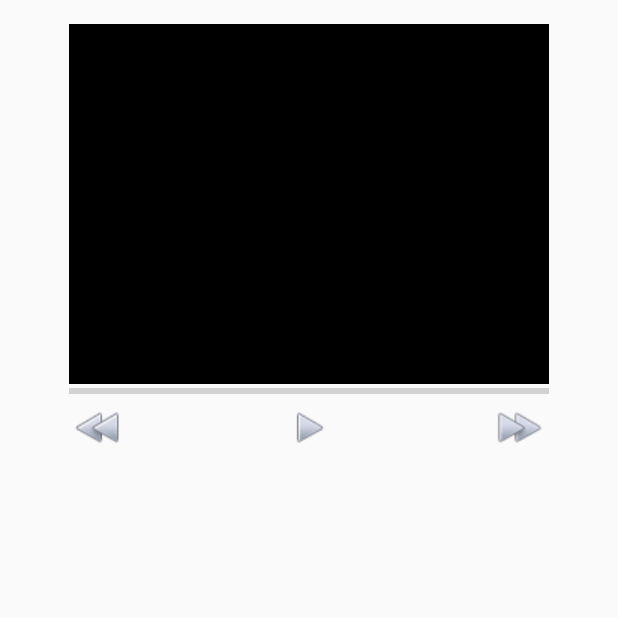
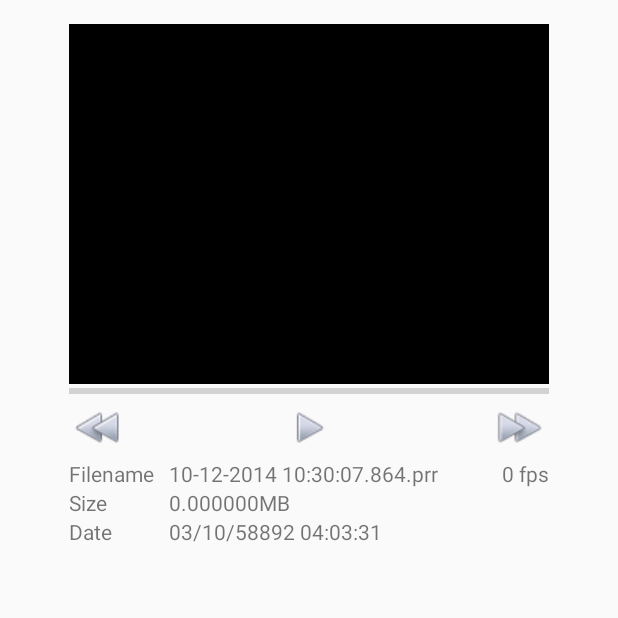
Before and after one commit to jackpf/PiRover, an Android app: the BrowseActivity screen opened directly, with no data from a screen before it, after a tap on an icon or button, on a phone screen of 412 x 824 dp, the top half of it. Run offline under Robolectric (Android 15) with nearby library versions, the phone set to English and light mode, and no system bars; 2 statements that could not run were skipped.

Commit message:
Video info [#4]

```diff
--- a/app/Android/app/src/main/java/com/jackpf/pirover/Camera/BufferedVideo.java
+++ b/app/Android/app/src/main/java/com/jackpf/pirover/Camera/BufferedVideo.java
@@ -1,5 +1,6 @@
 package com.jackpf.pirover.Camera;
 
+import java.io.File;
 import java.io.FileNotFoundException;
 import java.util.ArrayList;
 import java.util.List;
@@ -56,6 +57,28 @@ public class BufferedVideo extends Observable
      * Fps calculator strategy
      */
     private FpsCalculator.Strategy fpsCalculator = FpsCalculator.DEFAULT_STRATEGY;
+
+    /**
+     * File info
+     */
+    private Info info;
+
+    /**
+     * Info class
+     */
+    public class Info
+    {
+        public final String filename;
+        public final long lastModified;
+        public final double size;
+
+        public Info(File file)
+        {
+            filename = file.getName();
+            lastModified = file.lastModified();
+            size = file.length() / (1024.0 * 1024.0);
+        }
+    }
 
     /**
      * Constructor
@@ -284,4 +307,18 @@ public class BufferedVideo extends Observable
     {
         return isPlaying;
     }
+
+    /**
+     * Get video info
+     *
+     * @return
+     */
+    public Info getInfo()
+    {
+        if (info == null) {
+            info = new Info(new File(filename));
+        }
+
+        return info;
+    }
 }
--- a/app/Android/app/src/main/java/com/jackpf/pirover/Request/PlaybackRequest.java
+++ b/app/Android/app/src/main/java/com/jackpf/pirover/Request/PlaybackRequest.java
@@ -34,6 +34,7 @@ public class PlaybackRequest extends Request
         response.put("fps", video.getFps());
         response.put("current_frame", video.getFramePosition());
         response.put("frame_count", video.getFrameCount());
+        response.put("info", video.getInfo());
 
         return response;
     }
--- a/app/Android/app/src/main/java/com/jackpf/pirover/View/PlaybackUI.java
+++ b/app/Android/app/src/main/java/com/jackpf/pirover/View/PlaybackUI.java
@@ -2,13 +2,19 @@ package com.jackpf.pirover.View;
 
 import android.app.ProgressDialog;
 import android.graphics.drawable.Drawable;
+import android.widget.ImageButton;
 import android.widget.ImageView;
 import android.widget.ProgressBar;
+import android.widget.TextView;
 
+import com.jackpf.pirover.Camera.BufferedVideo;
 import com.jackpf.pirover.Model.UI;
 import com.jackpf.pirover.PlaybackActivity;
 import com.jackpf.pirover.R;
 import com.jackpf.pirover.View.EventListener.PlaybackControlListener;
+
+import java.text.SimpleDateFormat;
+import java.util.Date;
 
 public class PlaybackUI extends UI<PlaybackActivity>
 {
@@ -48,6 +54,36 @@ public class PlaybackUI extends UI<PlaybackActivity>
         if (vars.get("drawable") != null) {
             Drawable drawable = (Drawable) vars.get("drawable");
             ivCamera.setImageDrawable(drawable);
+            System.err.println("NOT NULL");
+        } else {
+            /* Have to update here instead of in PlaybackControlObserver
+               since it causes a CalledFromWrongThreadException when the video ends */
+            ((ImageButton) activity.findViewById(R.id.play)).setSelected(true);
+            System.err.println("NULL");
         }
+
+        // Video info
+        if (((TextView) activity.findViewById(R.id.filename_value)).getText() == "") {
+            BufferedVideo.Info info = (BufferedVideo.Info) vars.get("info");
+
+            ((TextView) activity.findViewById(R.id.filename_value)).setText(info.filename);
+            ((TextView) activity.findViewById(R.id.date_value)).setText(
+                new SimpleDateFormat("dd/MM/yyyy HH:mm:ss").format(new Date(info.lastModified * 1000))
+            );
+            ((TextView) activity.findViewById(R.id.size_value)).setText(
+                String.format(
+                    context.getString(R.string.file_size),
+                    (Math.round(info.size * 100.0) / 100.0)
+                )
+            );
+        }
+
+        // Update fps
+        ((TextView) activity.findViewById(R.id.fps)).setText(
+            String.format(
+                context.getString(R.string.camera_fps_count),
+                Math.round((Integer) vars.get("fps"))
+            )
+        );
     }
 }
--- a/app/Android/app/src/main/res/layout/activity_playback.xml
+++ b/app/Android/app/src/main/res/layout/activity_playback.xml
@@ -6,7 +6,7 @@
     android:paddingLeft="@dimen/activity_horizontal_margin"
     android:paddingRight="@dimen/activity_horizontal_margin"
     android:paddingTop="@dimen/activity_vertical_margin"
-    tools:context="com.jackpf.pirover.PlaybackAction" >
+    tools:context="com.jackpf.pirover.PlaybackAction">
 
     <ImageView
         android:id="@+id/camera"
@@ -59,4 +59,59 @@
         android:background="@drawable/media_play_state"
         android:onClick="playbackControl" />
 
+    <TextView
+        android:layout_width="wrap_content"
+        android:layout_height="wrap_content"
+        android:text="@string/filename"
+        android:id="@+id/filename_key"
+        android:layout_below="@+id/rewind"
+        android:layout_alignStart="@+id/rewind" />
+
+    <TextView
+        android:layout_width="wrap_content"
+        android:layout_height="wrap_content"
+        android:id="@+id/filename_value"
+        android:layout_alignTop="@+id/filename_key"
+        android:layout_toEndOf="@+id/filename_key"
+        android:layout_marginLeft="10dp"/>
+
+    <TextView
+        android:layout_width="wrap_content"
+        android:layout_height="wrap_content"
+        android:text="@string/size"
+        android:id="@+id/size_key"
+        android:layout_below="@+id/filename_key"
+        android:layout_alignStart="@+id/filename_key" />
+
+    <TextView
+        android:layout_width="wrap_content"
+        android:layout_height="wrap_content"
+        android:id="@+id/size_value"
+        android:layout_toEndOf="@+id/size_key"
+        android:layout_alignTop="@+id/size_key"
+        android:layout_alignStart="@+id/filename_value" />
+
+    <TextView
+        android:layout_width="wrap_content"
+        android:layout_height="wrap_content"
+        android:text="@string/date"
+        android:id="@+id/date_key"
+        android:layout_below="@+id/size_key"
+        android:layout_alignStart="@+id/size_key" />
+
+    <TextView
+        android:layout_width="wrap_content"
+        android:layout_height="wrap_content"
+        android:id="@+id/date_value"
+        android:layout_toEndOf="@+id/size_value"
+        android:layout_alignTop="@+id/date_key"
+        android:layout_alignStart="@+id/size_value"/>
+
+    <TextView
+        android:layout_width="wrap_content"
+        android:layout_height="wrap_content"
+        android:id="@+id/fps"
+        android:layout_alignTop="@+id/filename_value"
+        android:layout_alignEnd="@+id/video_progress" />
+
 </RelativeLayout>
--- a/app/Android/app/src/main/res/values/strings.xml
+++ b/app/Android/app/src/main/res/values/strings.xml
@@ -72,5 +72,9 @@
     <string name="pref_fps_specify_title">FPS to play videos at</string>
     <string name="pref_fps_specify_default">11</string>
     <string name="pref_fps_specify_summary">Only used when fps strategy is user specified</string>
+    <string name="filename">Filename</string>
+    <string name="size">Size</string>
+    <string name="file_size">%fMB</string>
+    <string name="date">Date</string>
 
 </resources>
```
